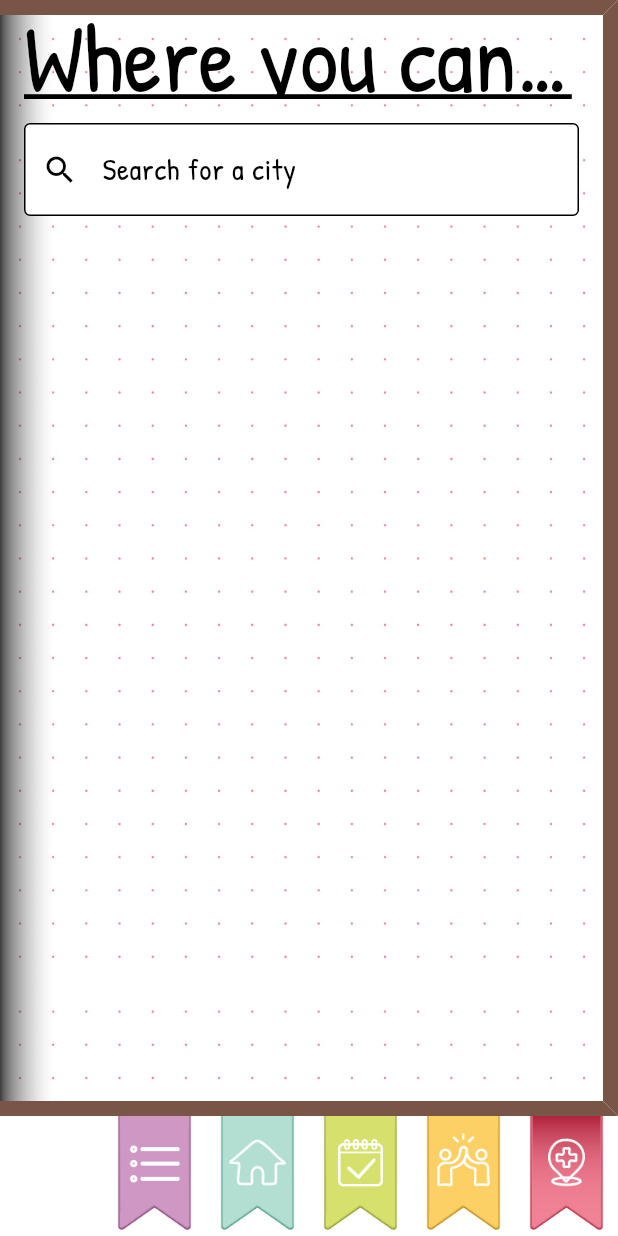
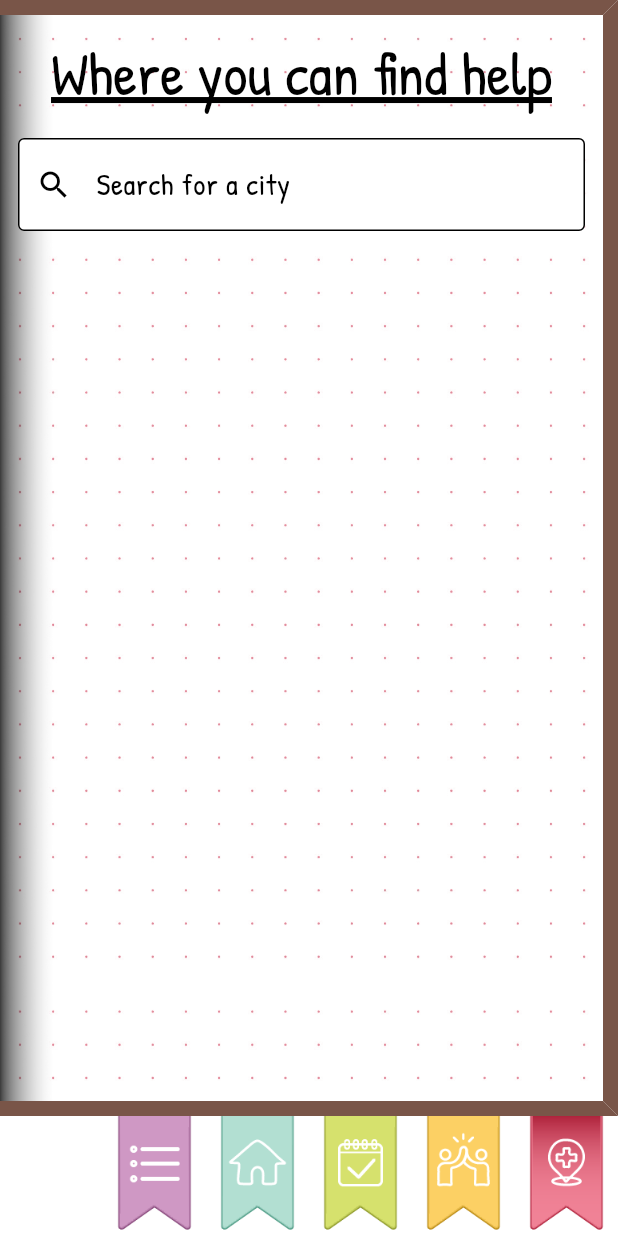
Before and after one commit to HSDContainerProjekt/MentalHealthApp, a Flutter app: the screen it shows after launch, item 6 of the bottom bar chosen, on a phone screen of 412 x 824 dp. Run offline on Flutter 3.47's test engine with Material 3 defaults, Android fonts, the phone set to English and light mode, and no system bars; our stand-ins replace bloc, dotted_border, equatable, fl_chart, flutter_bloc, flutter_colorpicker and 8 more; missing offline and left inert: arrow_path, model_viewer_plus, mysql_client, postgres; accounts and stored records are empty; generated files the repository leaves out were written again.

Commit message:
ressourcen überschrift jetzt auch responsive

```diff
--- a/lib/ressources/presentation/ressources_backbone.dart
+++ b/lib/ressources/presentation/ressources_backbone.dart
@@ -91,6 +91,14 @@
 
   @override
   Widget build(BuildContext context) {
+    final screenWidth = MediaQuery.of(context).size.width;
+    final titleStyle = Theme.of(context).textTheme.titleLarge?.copyWith(
+      fontSize: screenWidth < 600 ? 40 : 64,
+    );
+    final subtitleStyle = Theme.of(context).textTheme.titleSmall?.copyWith(
+      fontSize: screenWidth < 600 ? 18 : 23,
+    );
+
     return Theme(
       data: resourcesPageThemeData,
       child: Container(
@@ -109,19 +117,31 @@
             centerTitle: true,
             backgroundColor: Colors.transparent,
             elevation: 0,
-            title: Text(
+            toolbarHeight: screenWidth < 600 ? 70 : 100,
+            title: Padding(
+              padding: const EdgeInsets.only(top: 8.0),
+              child: FittedBox(
+                fit: BoxFit.scaleDown,
+                child: Text(
                   AppLocalizations.of(context)!.resourcesTitle,
-              style: Theme.of(context).textTheme.titleLarge,
+                  style: titleStyle,
                 ),
               ),
-          body: isLoading
+            ),
+          ),
+          body: SafeArea(
+            child: isLoading
                 ? const Center(child: CircularProgressIndicator())
                 : Padding(
-                  padding: const EdgeInsets.all(16.0),
+              padding: EdgeInsets.all(screenWidth < 600 ? 12.0 : 16.0),
               child: Column(
                 crossAxisAlignment: CrossAxisAlignment.start,
                 children: [
-                      Autocomplete<String>(
+                  LayoutBuilder(
+                      builder: (context, constraints) {
+                        return SizedBox(
+                          width: constraints.maxWidth,
+                          child: Autocomplete<String>(
                             optionsBuilder: (TextEditingValue textEditingValue) {
                               if (textEditingValue.text == '') {
                                 return const Iterable<String>.empty();
@@ -175,8 +195,9 @@
                                 child: Material(
                                   elevation: 4.0,
                                   child: ConstrainedBox(
-                                constraints: const BoxConstraints(
-                                    maxHeight: 200, maxWidth: 300),
+                                    constraints: BoxConstraints(
+                                        maxHeight: 200,
+                                        maxWidth: constraints.maxWidth * 0.9),
                                     child: ListView.builder(
                                       padding: EdgeInsets.zero,
                                       shrinkWrap: true,
@@ -203,11 +224,18 @@
                               );
                             },
                           ),
+                        );
+                      }
+                  ),
                   if (selectedCity != null && universities.isNotEmpty) ...[
                     const SizedBox(height: 20),
-                        Text(
+                    FittedBox(
+                      fit: BoxFit.scaleDown,
+                      alignment: Alignment.centerLeft,
+                      child: Text(
                         AppLocalizations.of(context)!.universities,
-                          style: Theme.of(context).textTheme.titleSmall,
+                        style: subtitleStyle,
+                      ),
                     ),
                     const SizedBox(height: 10),
                     Expanded(
@@ -220,6 +248,8 @@
                             child: ListTile(
                               title: Text(
                                 university.name,
+                                overflow: TextOverflow.ellipsis,
+                                maxLines: 2,
                               ),
                               trailing: IconButton(
                                 icon: const Icon(Icons.launch),
@@ -238,6 +268,7 @@
             ),
           ),
         ),
+      ),
     );
   }
 }
```
Also changed, not shown: pubspec.lock. Lines whose indentation alone changed are shown as unchanged.
